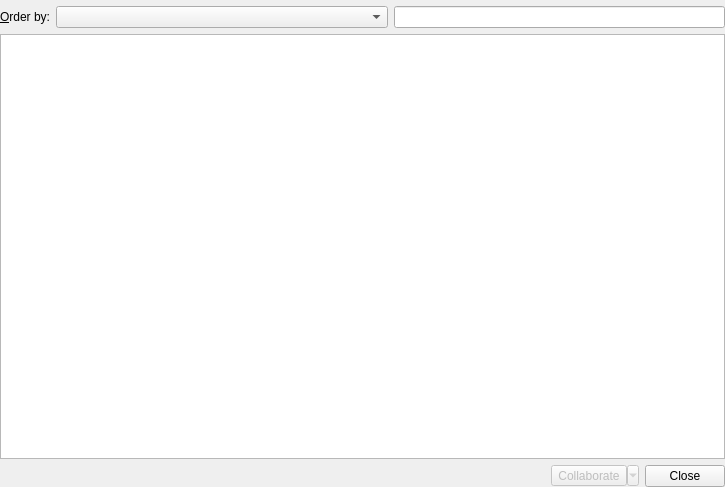
Qt form knewstuff/knewstuff3/ui/DownloadDialog.ui (KDE/kdelibs) before a commit.
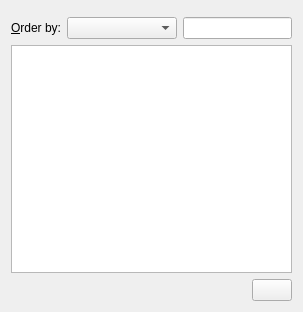
The same form after that commit. Custom widgets are drawn as their Qt base class.

Commit message: rename qprogressindicator to progressindicator rename qasyncimage to imageloader put them in the kns namespace rework progress bar

Patch:
```diff
--- a/knewstuff/knewstuff3/ui/DownloadDialog.ui
+++ b/knewstuff/knewstuff3/ui/DownloadDialog.ui
@@ -6,21 +6,16 @@
    <rect>
     <x>0</x>
     <y>0</y>
-    <width>725</width>
-    <height>487</height>
+    <width>303</width>
+    <height>312</height>
    </rect>
   </property>
-  <layout class="QVBoxLayout" name="verticalLayout_2">
-   <property name="margin">
-    <number>0</number>
-   </property>
+  <layout class="QVBoxLayout" name="verticalLayout">
    <item>
     <widget class="KTitleWidget" name="m_titleWidget"/>
    </item>
    <item>
-    <layout class="QHBoxLayout">
-     <item>
-      <layout class="QHBoxLayout">
+    <layout class="QHBoxLayout" name="_2">
        <item>
         <widget class="QLabel" name="label_2">
          <property name="text">
@@ -62,10 +57,6 @@
        </item>
       </layout>
      </item>
-    </layout>
-   </item>
-   <item>
-    <layout class="QVBoxLayout" name="verticalLayout">
      <item>
       <widget class="QListView" name="m_listView">
        <property name="mouseTracking">
@@ -76,15 +67,16 @@
        </property>
       </widget>
      </item>
-    </layout>
-   </item>
    <item>
-    <layout class="QHBoxLayout">
+    <layout class="QHBoxLayout" name="horizontalLayout_2">
+     <property name="spacing">
+      <number>-1</number>
+     </property>
      <item>
-      <widget class="QProgressIndicator" name="m_progress">
+      <widget class="KNS3::ProgressIndicator" name="progressIndicator">
        <property name="sizePolicy">
-        <sizepolicy hsizetype="Preferred" vsizetype="Preferred">
-         <horstretch>1</horstretch>
+        <sizepolicy hsizetype="Expanding" vsizetype="Minimum">
+         <horstretch>0</horstretch>
          <verstretch>0</verstretch>
         </sizepolicy>
        </property>
@@ -92,53 +84,21 @@
         <enum>QFrame::NoFrame</enum>
        </property>
        <property name="frameShadow">
-        <enum>QFrame::Plain</enum>
+        <enum>QFrame::Raised</enum>
        </property>
-      </widget>
-     </item>
-     <item>
-      <widget class="QToolButton" name="m_collaborationButton">
-       <property name="enabled">
-        <bool>false</bool>
+       <property name="lineWidth">
+        <number>1</number>
        </property>
-       <property name="text">
-        <string>Collaborate</string>
-       </property>
-       <property name="popupMode">
-        <enum>QToolButton::MenuButtonPopup</enum>
-       </property>
-       <property name="toolButtonStyle">
-        <enum>Qt::ToolButtonTextBesideIcon</enum>
-       </property>
       </widget>
      </item>
      <item>
-      <spacer name="horizontalSpacer">
-       <property name="orientation">
-        <enum>Qt::Horizontal</enum>
-       </property>
-       <property name="sizeHint" stdset="0">
-        <size>
-         <width>0</width>
-         <height>0</height>
-        </size>
-       </property>
-      </spacer>
-     </item>
-     <item>
-      <widget class="QDialogButtonBox" name="m_buttonBox">
+      <widget class="KPushButton" name="closeButton">
        <property name="sizePolicy">
-        <sizepolicy hsizetype="Preferred" vsizetype="Fixed">
+        <sizepolicy hsizetype="Preferred" vsizetype="Preferred">
          <horstretch>0</horstretch>
          <verstretch>0</verstretch>
         </sizepolicy>
        </property>
-       <property name="orientation">
-        <enum>Qt::Horizontal</enum>
-       </property>
-       <property name="standardButtons">
-        <set>QDialogButtonBox::Close</set>
-       </property>
       </widget>
      </item>
     </layout>
@@ -151,6 +111,11 @@
    <extends>QWidget</extends>
    <header>ktitlewidget.h</header>
   </customwidget>
+  <customwidget>
+   <class>KPushButton</class>
+   <extends>QPushButton</extends>
+   <header>kpushbutton.h</header>
+  </customwidget>
   <customwidget>
    <class>KLineEdit</class>
    <extends>QLineEdit</extends>
@@ -162,9 +127,9 @@
    <header>kcombobox.h</header>
   </customwidget>
   <customwidget>
-   <class>QProgressIndicator</class>
+   <class>KNS3::ProgressIndicator</class>
    <extends>QFrame</extends>
-   <header>ui/qprogressindicator.h</header>
+   <header>ui/progressindicator.h</header>
    <container>1</container>
   </customwidget>
  </customwidgets>
```
Lines whose indentation alone changed are shown as unchanged. The commit also changes 14 other files.
